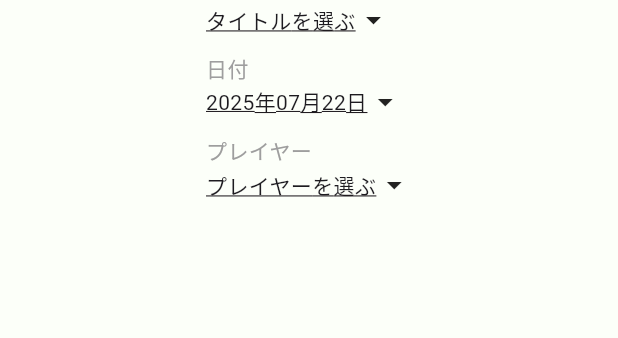
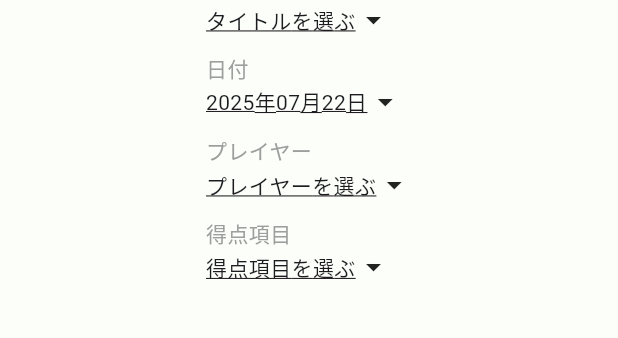
Before and after one commit to nico-bonanza/BoardGameScoreApp, a Flutter app: the RecordEditScreen screen opened directly, on a phone screen of 412 x 824 dp, the part 129-467 px from its top. Run offline on Flutter 3.47's test engine with Material 3 defaults, Android fonts, the light colour scheme and no system bars; our stand-ins replace google_fonts, hive, hive_flutter; accounts and stored records are empty.

Commit message:
[update] 得点項目機能を追加

```diff
--- a/lib/presentation/screens/record_edit_screen.dart
+++ b/lib/presentation/screens/record_edit_screen.dart
@@ -1,5 +1,7 @@
 import 'package:flutter/material.dart';
+import 'package:game_score_app/domain/models/scoring_category.dart';
 import 'package:game_score_app/presentation/widgets/modals/player_select_modal.dart';
+import 'package:game_score_app/presentation/widgets/modals/scoring_category_select_modal.dart';
 import 'package:game_score_app/presentation/widgets/modals/title_select_modal.dart';
 import 'package:game_score_app/domain/models/board_game.dart';
 import 'package:game_score_app/domain/models/user.dart';
@@ -10,9 +12,10 @@ import 'package:hive_flutter/hive_flutter.dart';
 class RecordEditScreen extends StatefulWidget {
   final BoardGame? boardGame;
   final List<User>? players;
+  final List<ScoringCategory>? scoringCategories;
   final DateTime? date;
 
-  const RecordEditScreen({super.key, this.boardGame, this.players, this.date});
+  const RecordEditScreen({super.key, this.boardGame, this.players, this.date, this.scoringCategories});
 
   @override
   State<RecordEditScreen> createState() => _RecordEditScreenState();
@@ -23,12 +26,14 @@ class _RecordEditScreenState extends State<RecordEditScreen> {
   late BoardGame? selectedBoardGame;
   late DateTime selectedDate; // 初期作成日
   late List<User> selectedPlayers;
+  late List<ScoringCategory> selectedScoringCategories;
 
   @override
   void initState() {
     super.initState();
     selectedBoardGame = widget.boardGame;
     selectedPlayers = widget.players ?? [];
+    selectedScoringCategories = widget.scoringCategories ?? [];
     selectedDate = widget.date ?? DateTime.now();
   }
 
@@ -73,7 +78,7 @@ class _RecordEditScreenState extends State<RecordEditScreen> {
     }
   }
 
-  // タイトル部分タップ
+  // プレイヤー
   void _tapPlayer() async {
     final usersBox = Hive.box<User>('users');
     final allUsers = usersBox.values.toList();
@@ -97,6 +102,32 @@ class _RecordEditScreenState extends State<RecordEditScreen> {
     }
   }
 
+    // 得点項目
+  void _tapScoringCategory() async {
+    final scoringCategoryBox = Hive.box<ScoringCategory>('scoringCategories');
+    final allScoringCategories = scoringCategoryBox.values
+        .where((e) => e.boardGameId == selectedBoardGame?.id)
+        .toList();
+
+    final selectedItems = await showModalBottomSheet<List<ScoringCategory>>(
+      context: context,
+      isScrollControlled: true,
+      builder: (context) {
+        return SizedBox(
+          height: MediaQuery.of(context).size.height * 0.75,
+          child: ScoringCategorySelectModal(allScoringCategories: allScoringCategories),
+        );
+      },
+    );
+
+    if (selectedItems != null) {
+      setState(() {
+        selectedScoringCategories = selectedItems;
+        // 必要なら ID など他のプロパティも保持可能
+      });
+    }
+  }
+
   // 保存/ヴァリデーションエラー表示
   void _onPressedSaveIcon() {
     List<String> messages = [];
@@ -106,6 +137,9 @@ class _RecordEditScreenState extends State<RecordEditScreen> {
     }
     if (selectedPlayers.isEmpty) {
       messages.add('・プレイヤーを選択してください');
+    }
+    if (selectedScoringCategories.isEmpty) {
+      messages.add('・得点項目を選択してください');
     }
 
     if (messages.isNotEmpty) {
@@ -127,6 +161,7 @@ class _RecordEditScreenState extends State<RecordEditScreen> {
           boardGame: selectedBoardGame!,
           date: selectedDate,
           players: selectedPlayers,
+          scoringCategories: selectedScoringCategories,
         ),
       ),
     );
@@ -229,7 +264,7 @@ class _RecordEditScreenState extends State<RecordEditScreen> {
                     style: TextStyle(fontSize: 14, color: Colors.grey),
                   ),
                   const SizedBox(height: 1),
-                  // タイトル要素：ジェスチャー検知
+                  // プレイヤー要素：ジェスチャー検知
                   GestureDetector(
                     onTap: _tapPlayer,
                     // この子へのタップを検知する。
@@ -261,6 +296,45 @@ class _RecordEditScreenState extends State<RecordEditScreen> {
                     children: selectedPlayers
                         .map((player) => Text(player.name))
                         .toList(),
+                  ),
+                  const SizedBox(height: appSpacing),
+                  const Text(
+                    '得点項目',
+                    style: TextStyle(fontSize: 14, color: Colors.grey),
+                  ),
+                  const SizedBox(height: 1),
+                  // 得点項目要素：ジェスチャー検知
+                  GestureDetector(
+                    onTap: _tapScoringCategory,
+                    // この子へのタップを検知する。
+                    child: Column(
+                      crossAxisAlignment: CrossAxisAlignment.center,
+                      mainAxisSize: MainAxisSize.min,
+                      children: [
+                        Row(
+                          mainAxisAlignment: MainAxisAlignment.center,
+                          mainAxisSize: MainAxisSize.min,
+                          children: [
+                            Text(
+                              '得点項目を選ぶ',
+                              style: TextStyle(
+                                decoration: TextDecoration.underline,
+                                decorationColor:
+                                    Theme.of(context).colorScheme.onSurface,
+                              ),
+                            ),
+                            const Icon(Icons.arrow_drop_down),
+                          ],
+                        ),
+                      ],
+                    ),
+                  ),
+                  Column(
+                    crossAxisAlignment: CrossAxisAlignment.start,
+                    mainAxisSize: MainAxisSize.min,
+                    children: selectedScoringCategories
+                        .map((scoringCategory) => Text(scoringCategory.name))
+                        .toList(),
                   )
                 ]))));
   }
```
Also changed, not shown: lib/application/service/board_game_service.dart (+15 -2 lines), lib/domain/repositories/scoring_category_repository.dart (deleted, +0 -20 lines), lib/presentation/screens/board_game_detail_screen.dart (+52 -25 lines), lib/presentation/screens/board_game_list_screen.dart (+9 -1 lines), lib/presentation/screens/record_detail_screen.dart (+7 -10 lines), lib/presentation/widgets/modals/scoring_category_input_model.dart (added, +56 -0 lines), lib/presentation/widgets/modals/scoring_category_select_modal.dart (added, +106 -0 lines).
